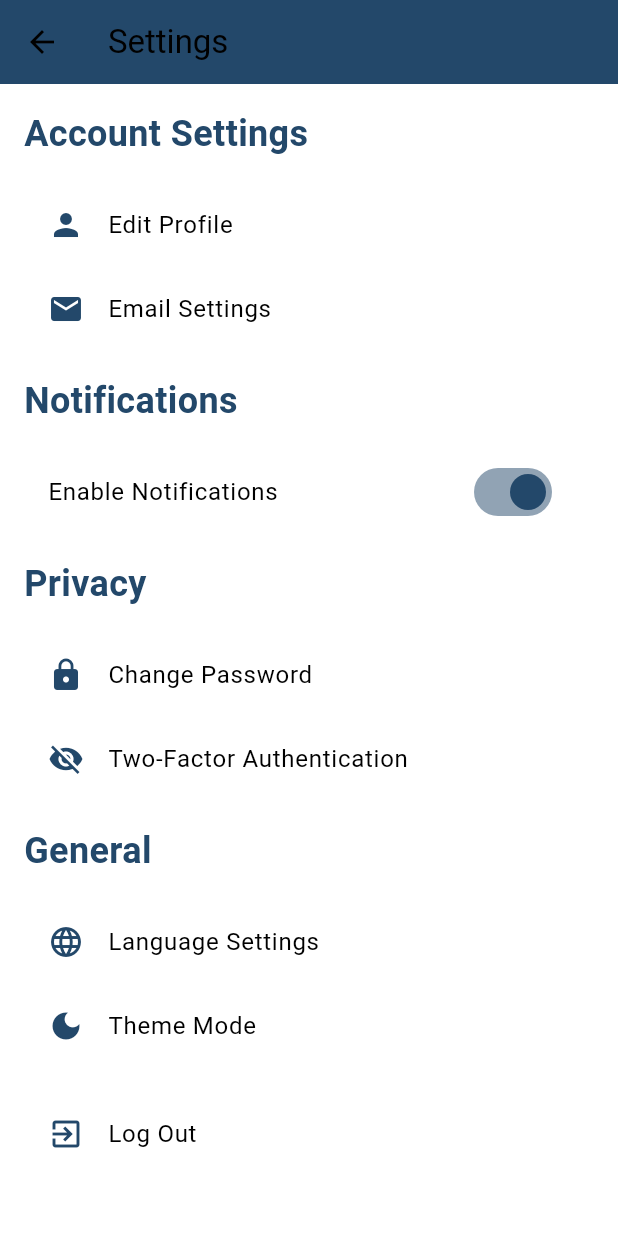
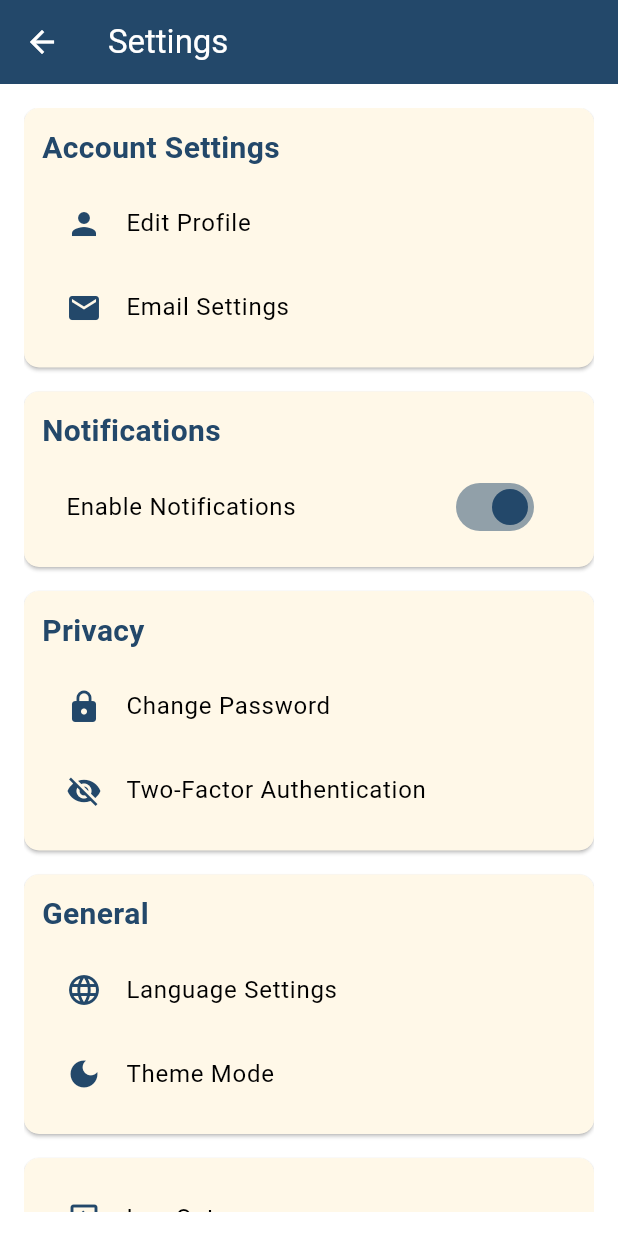
Before and after one commit to melchongx/flutter_sample, a Flutter app: the SettingsPage screen opened directly, on a phone screen of 412 x 824 dp. Run offline on Flutter 3.47's test engine with Material 3 defaults, Android fonts, the phone set to English and light mode, and no system bars; network calls fail.

Commit message:
1233dffffffcxzvHHHHHHHHHHHHHHHHHHHHHHHHHHHHHHHHHHHHHHHHHHHHHHHHHH

```diff
--- a/lib/pages/settings_page.dart
+++ b/lib/pages/settings_page.dart
@@ -9,111 +9,103 @@ class SettingsPage extends StatelessWidget {
       appBar: AppBar(
         title: const Text("Settings"),
         backgroundColor: const Color(0xFF23486A),
+        foregroundColor: Colors.white,
       ),
       body: Padding(
         padding: const EdgeInsets.all(16.0),
         child: ListView(
           children: [
-            const Text(
-              "Account Settings",
-              style: TextStyle(
-                fontSize: 24,
-                fontWeight: FontWeight.bold,
-                color: Color(0xFF23486A),
-              ),
+            // Account Settings
+            _buildSettingsCard(
+              title: "Account Settings",
+              children: [
+                _buildSettingsTile(Icons.person, "Edit Profile", () {}),
+                _buildSettingsTile(Icons.email, "Email Settings", () {}),
+              ],
             ),
-            const Divider(),
-            ListTile(
-              leading: const Icon(Icons.person, color: Color(0xFF23486A)),
-              title: const Text("Edit Profile"),
-              onTap: () {
-                // Add functionality for editing profile
-              },
+
+            // Notifications
+            _buildSettingsCard(
+              title: "Notifications",
+              children: [
+                SwitchListTile(
+                  title: const Text("Enable Notifications"),
+                  value: true, // Change value based on user preference
+                  onChanged: (bool value) {},
+                  activeColor: const Color(0xFF23486A),
+                ),
+              ],
             ),
-            ListTile(
-              leading: const Icon(Icons.email, color: Color(0xFF23486A)),
-              title: const Text("Email Settings"),
-              onTap: () {
-                // Add functionality for email settings
-              },
+
+            // Privacy
+            _buildSettingsCard(
+              title: "Privacy",
+              children: [
+                _buildSettingsTile(Icons.lock, "Change Password", () {}),
+                _buildSettingsTile(Icons.visibility_off, "Two-Factor Authentication", () {}),
+              ],
             ),
-            const Divider(),
-            const Text(
-              "Notifications",
-              style: TextStyle(
-                fontSize: 24,
-                fontWeight: FontWeight.bold,
-                color: Color(0xFF23486A),
-              ),
+
+            // General
+            _buildSettingsCard(
+              title: "General",
+              children: [
+                _buildSettingsTile(Icons.language, "Language Settings", () {}),
+                _buildSettingsTile(Icons.dark_mode, "Theme Mode", () {}),
+              ],
             ),
-            const Divider(),
-            SwitchListTile(
-              title: const Text("Enable Notifications"),
-              value: true,  // Change value based on user preference
-              onChanged: (bool value) {
-                // Handle notification toggle
-              },
-              activeColor: Color(0xFF23486A),
-            ),
-            const Divider(),
-            const Text(
-              "Privacy",
-              style: TextStyle(
-                fontSize: 24,
-                fontWeight: FontWeight.bold,
-                color: Color(0xFF23486A),
-              ),
-            ),
-            const Divider(),
-            ListTile(
-              leading: const Icon(Icons.lock, color: Color(0xFF23486A)),
-              title: const Text("Change Password"),
-              onTap: () {
-                // Add functionality for changing password
-              },
-            ),
-            ListTile(
-              leading: const Icon(Icons.visibility_off, color: Color(0xFF23486A)),
-              title: const Text("Two-Factor Authentication"),
-              onTap: () {
-                // Add functionality for 2FA
-              },
-            ),
-            const Divider(),
-            const Text(
-              "General",
-              style: TextStyle(
-                fontSize: 24,
-                fontWeight: FontWeight.bold,
-                color: Color(0xFF23486A),
-              ),
-            ),
-            const Divider(),
-            ListTile(
-              leading: const Icon(Icons.language, color: Color(0xFF23486A)),
-              title: const Text("Language Settings"),
-              onTap: () {
-                // Add functionality for language settings
-              },
-            ),
-            ListTile(
-              leading: const Icon(Icons.dark_mode, color: Color(0xFF23486A)),
-              title: const Text("Theme Mode"),
-              onTap: () {
-                // Add functionality for theme change
-              },
-            ),
-            const Divider(),
-            ListTile(
-              leading: const Icon(Icons.exit_to_app, color: Color(0xFF23486A)),
-              title: const Text("Log Out"),
-              onTap: () {
-                // Add logout functionality
-              },
+
+            // Log Out
+            _buildSettingsCard(
+              title: " ",
+              children: [
+                _buildSettingsTile(Icons.exit_to_app, "Log Out", () {}),
+              ],
             ),
           ],
         ),
       ),
     );
   }
+
+  // Helper function to build each settings category card
+  Widget _buildSettingsCard({required String title, required List<Widget> children}) {
+    return Card(
+      color: const Color(0xFFFFF8E8), // Background color for each category
+      margin: const EdgeInsets.only(bottom: 16),
+      shape: RoundedRectangleBorder(
+        borderRadius: BorderRadius.circular(10),
+      ),
+      child: Padding(
+        padding: const EdgeInsets.all(12.0),
+        child: Column(
+          crossAxisAlignment: CrossAxisAlignment.start,
+          children: [
+            if (title.trim().isNotEmpty)
+              Padding(
+                padding: const EdgeInsets.only(bottom: 8.0),
+                child: Text(
+                  title,
+                  style: const TextStyle(
+                    fontSize: 20,
+                    fontWeight: FontWeight.bold,
+                    color: Color(0xFF23486A),
+                  ),
+                ),
+              ),
+            ...children, // Insert the ListTiles/Switches inside the card
+          ],
+        ),
+      ),
+    );
+  }
+
+  // Helper function to build each settings option tile
+  Widget _buildSettingsTile(IconData icon, String text, VoidCallback onTap) {
+    return ListTile(
+      leading: Icon(icon, color: const Color(0xFF23486A)),
+      title: Text(text),
+      onTap: onTap,
+    );
+  }
 }
--- a/pubspec.yaml
+++ b/pubspec.yaml
@@ -35,7 +35,7 @@ dependencies:
   # The following adds the Cupertino Icons font to your application.
   # Use with the CupertinoIcons class for iOS style icons.
   cupertino_icons: ^1.0.8
-  carousel_slider: ^4.2.1
+  flutter_carousel_slider: ^1.1.0
 
 
 dev_dependencies:
@@ -64,6 +64,9 @@ flutter:
   # To add assets to your application, add an assets section, like this:
   assets:
     - assets/jinx.jpg
+    - assets/job_1.webp
+    - assets/job_2.jpg
+    - assets/job_3.jpg
   #   - images/a_dot_ham.jpeg
 
   # An image asset can refer to one or more resolution-specific "variants", see
```
Also changed, not shown: lib/pages/home_page.dart (+17 -4 lines), lib/pages/legit_na_homepage.dart (added, +227 -0 lines), assets/job_1.webp (added), assets/job_2.jpg (added), assets/job_3.jpg (added), pubspec.lock.
